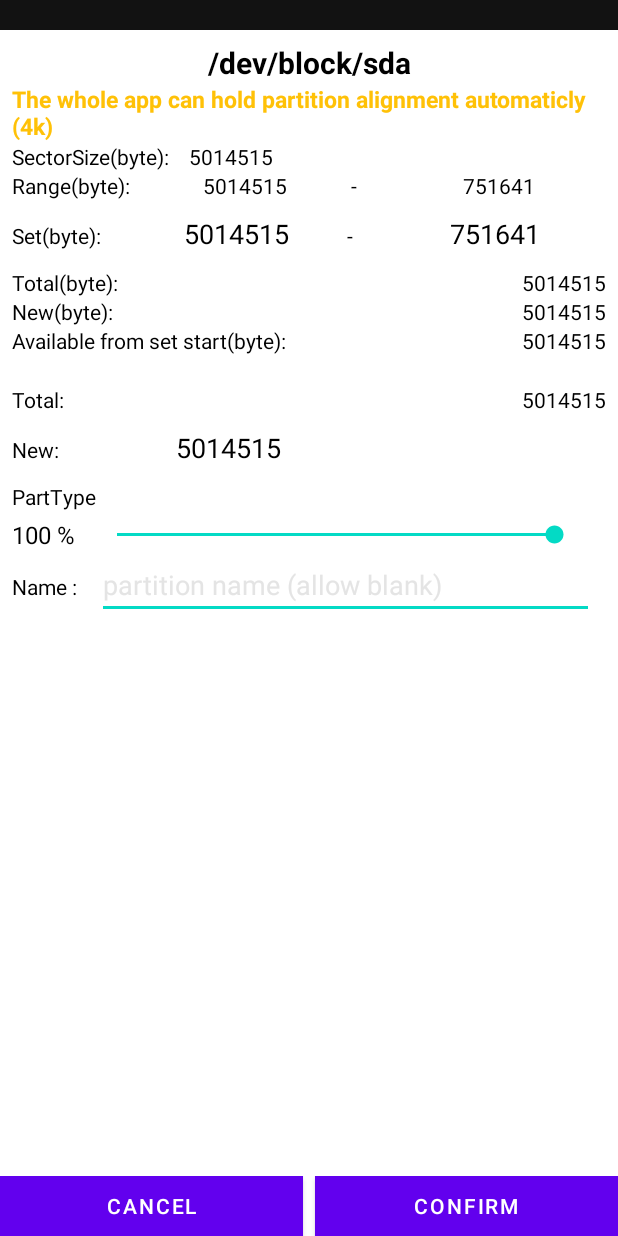
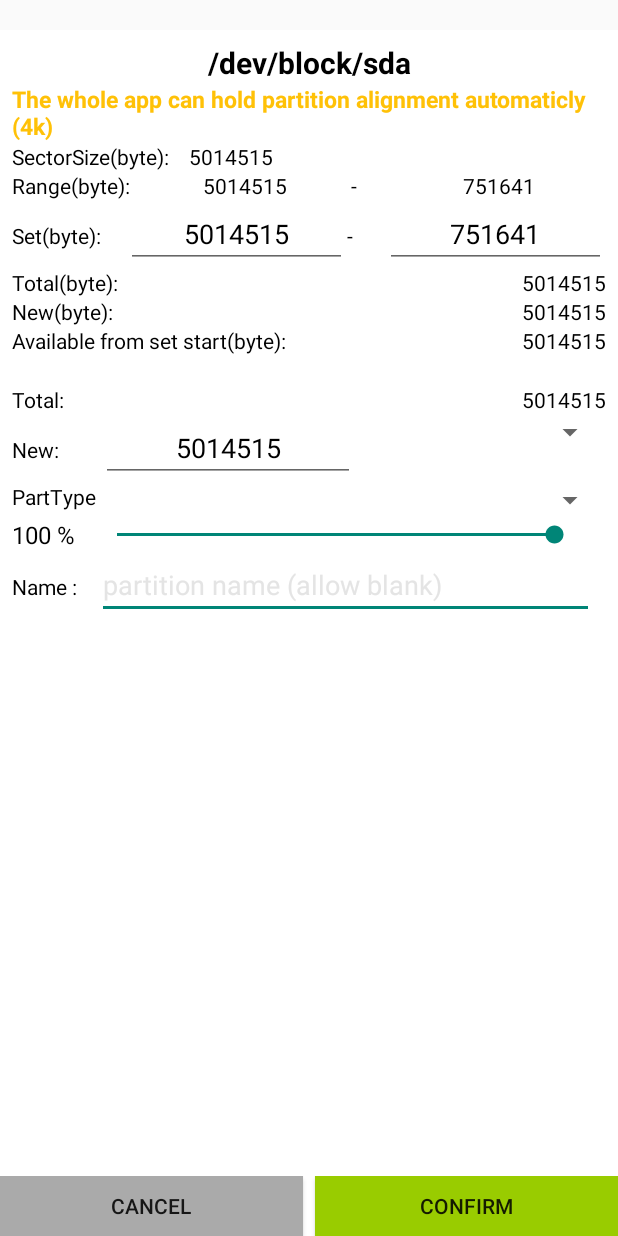
Before and after one commit to gaochuntie/agisk_client, an Android app: the layout part_new_dialog.xml on its own in the app's theme, with its tools: preview values and no code run, on a phone screen of 412 x 824 dp. Run offline under Robolectric (Android 15) with nearby library versions, the phone set to English and light mode, and no system bars; plain views replace NiceSpinner.

Commit message:
Fix new part disloag ui issue Fix firmware generator button disabled

```diff
--- a/app/src/main/java/atms/app/agiskclient/GPTfdisk/DiskUsageView.java
+++ /dev/null
@@ -1,54 +0,0 @@
-package atms.app.agiskclient.GPTfdisk;
-
-import android.content.Context;
-import android.graphics.Canvas;
-import android.graphics.Color;
-import android.graphics.Paint;
-import android.util.AttributeSet;
-import android.view.View;
-
-public class DiskUsageView extends View {
-    private long totalBytes;
-    private long outerStart;
-    private long outerEnd;
-    private long innerStart;
-    private long innerEnd;
-
-    public DiskUsageView(Context context, AttributeSet attrs) {
-        super(context, attrs);
-    }
-
-    public void setData(long totalBytes, long outerStart, long outerEnd, long innerStart, long innerEnd) {
-        this.totalBytes = totalBytes;
-        this.outerStart = outerStart;
-        this.outerEnd = outerEnd;
-        this.innerStart = innerStart;
-        this.innerEnd = innerEnd;
-        invalidate(); // Trigger a redraw
-    }
-
-    @Override
-    protected void onDraw(Canvas canvas) {
-        super.onDraw(canvas);
-
-        if (totalBytes <= 0) {
-            return;
-        }
-
-        float widthFactor = getWidth() / (float) totalBytes;
-        float outerLeft = outerStart * widthFactor;
-        float outerRight = outerEnd * widthFactor;
-        float innerLeft = innerStart * widthFactor;
-        float innerRight = innerEnd * widthFactor;
-
-        // Draw outer chunk (container)
-        Paint outerChunkPaint = new Paint();
-        outerChunkPaint.setColor(Color.GREEN);
-        canvas.drawRect(outerLeft, 0, outerRight, getHeight(), outerChunkPaint);
-
-        // Draw inner chunk (contained) within the outer chunk
-        Paint innerChunkPaint = new Paint();
-        innerChunkPaint.setColor(Color.BLUE);
-        canvas.drawRect(innerLeft, 0, innerRight, getHeight(), innerChunkPaint);
-    }
-}
--- a/app/src/main/res/layout/part_new_dialog.xml
+++ b/app/src/main/res/layout/part_new_dialog.xml
@@ -345,11 +345,6 @@
             </LinearLayout>
 
 
-            <atms.app.agiskclient.GPTfdisk.DiskUsageView
-                android:id="@+id/newDialog_space_usage"
-                android:layout_width="match_parent"
-                android:layout_height="100dp"/>
-
         </LinearLayout>
     </androidx.core.widget.NestedScrollView>
 
--- a/app/src/main/res/layout/sys_info_toolbox_layout.xml
+++ b/app/src/main/res/layout/sys_info_toolbox_layout.xml
@@ -16,6 +16,7 @@
         android:id="@+id/generate_firmware_updater_zip"
         android:layout_width="wrap_content"
         android:layout_height="wrap_content"
+        android:enabled="true"
         android:layout_marginBottom="5dp"
         android:text="Generate Firmware Flashable"
         android:textColor="#000000"
--- a/app/src/main/res/values-night/themes.xml
+++ b/app/src/main/res/values-night/themes.xml
@@ -1,15 +1,17 @@
 <resources xmlns:tools="http://schemas.android.com/tools">
     <!-- Base application theme. -->
-    <style name="Theme.My_Application_c" parent="Theme.MaterialComponents.DayNight.DarkActionBar">
+    <style name="Theme.My_Application_c" parent="Theme.AppCompat.Light.NoActionBar">
         <!-- Primary brand color. -->
-        <item name="colorPrimary">@color/purple_200</item>
+        <item name="colorPrimary">@color/purple_500</item>
         <item name="colorPrimaryVariant">@color/purple_700</item>
-        <item name="colorOnPrimary">@color/black</item>
+        <item name="colorOnPrimary">@color/white</item>
         <!-- Secondary brand color. -->
         <item name="colorSecondary">@color/teal_200</item>
-        <item name="colorSecondaryVariant">@color/teal_200</item>
+        <item name="colorSecondaryVariant">@color/teal_700</item>
         <item name="colorOnSecondary">@color/black</item>
         <!-- Status bar color. -->
+        <item name="windowActionBar">false</item>
+        <item name="android:windowNoTitle">true</item>
         <item name="android:statusBarColor" tools:targetApi="l">?attr/colorPrimaryVariant</item>
         <!-- Customize your theme here. -->
     </style>
--- a/app/src/main/res/values/themes.xml
+++ b/app/src/main/res/values/themes.xml
@@ -1,6 +1,6 @@
 <resources xmlns:tools="http://schemas.android.com/tools">
     <!-- Base application theme. -->
-    <style name="Theme.My_Application_c" parent="Theme.MaterialComponents.NoActionBar">
+    <style name="Theme.My_Application_c" parent="Theme.AppCompat.Light.NoActionBar">
         <!-- Primary brand color. -->
         <item name="colorPrimary">@color/purple_500</item>
         <item name="colorPrimaryVariant">@color/purple_700</item>
```
Also changed, not shown: app/src/main/java/atms/app/agiskclient/fragments/SystemInfoMap.java (+4 -21 lines), app/src/main/res/layout/fragment_system_info_map.xml (+1 -18 lines).
